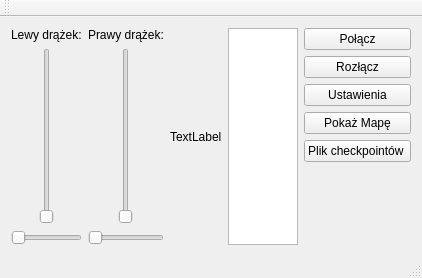
The window that mainwindow.ui (EddieTheHead/ERTCudQt) describes before a commit, drawn with Qt 5.
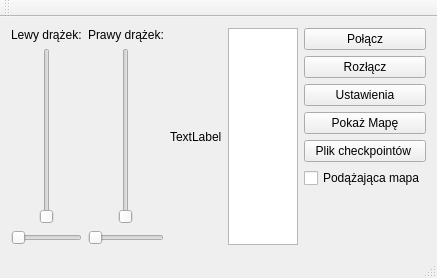
The same window after the commit.

```diff
--- a/mainwindow.ui
+++ b/mainwindow.ui
@@ -6,7 +6,7 @@
    <rect>
     <x>0</x>
     <y>0</y>
-    <width>381</width>
+    <width>407</width>
     <height>278</height>
    </rect>
   </property>
@@ -120,6 +120,13 @@
         </property>
        </widget>
       </item>
+      <item>
+       <widget class="QCheckBox" name="checkBox_followRover">
+        <property name="text">
+         <string>Podążająca mapa</string>
+        </property>
+       </widget>
+      </item>
       <item>
        <spacer name="verticalSpacerButtons">
         <property name="orientation">
```
Left out of the diff: 2 changed lines with no effect on the pictures.
